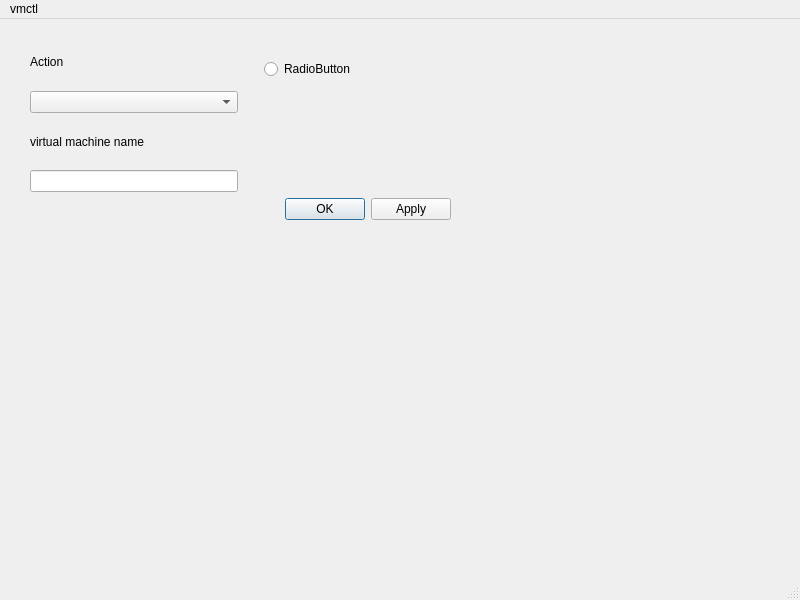
The window that src/vmm/vmmux/mainwindow.ui (clockworksspheres/vmm) describes before a commit, drawn with Qt 5.
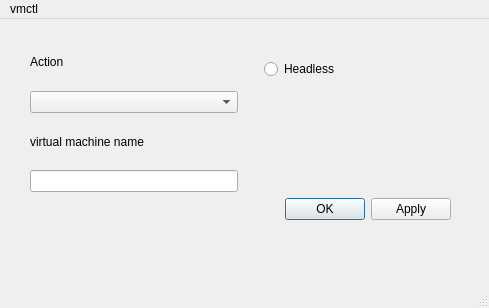
The same window after the commit. The open tabs and pages were chosen to show the change.

Commit message: modding mainwindow, starting main...

What changed in the file:
```diff
--- a/src/vmm/vmmux/mainwindow.ui
+++ b/src/vmm/vmmux/mainwindow.ui
@@ -6,15 +6,15 @@
    <rect>
     <x>0</x>
     <y>0</y>
-    <width>800</width>
-    <height>600</height>
+    <width>489</width>
+    <height>308</height>
    </rect>
   </property>
   <property name="windowTitle">
    <string>MainWindow</string>
   </property>
   <widget class="QWidget" name="centralwidget">
-   <widget class="QWidget" name="">
+   <widget class="QWidget" name="layoutWidget">
     <property name="geometry">
      <rect>
       <x>30</x>
@@ -53,7 +53,7 @@
           </rect>
          </property>
          <property name="text">
-          <string>RadioButton</string>
+          <string>Headless</string>
          </property>
         </widget>
        </widget>
@@ -120,7 +120,7 @@
     <rect>
      <x>0</x>
      <y>0</y>
-     <width>800</width>
+     <width>489</width>
      <height>39</height>
     </rect>
    </property>
```
Left out of the diff: 16 changed lines with no effect on the pictures. The commit also changes 2 other files.
